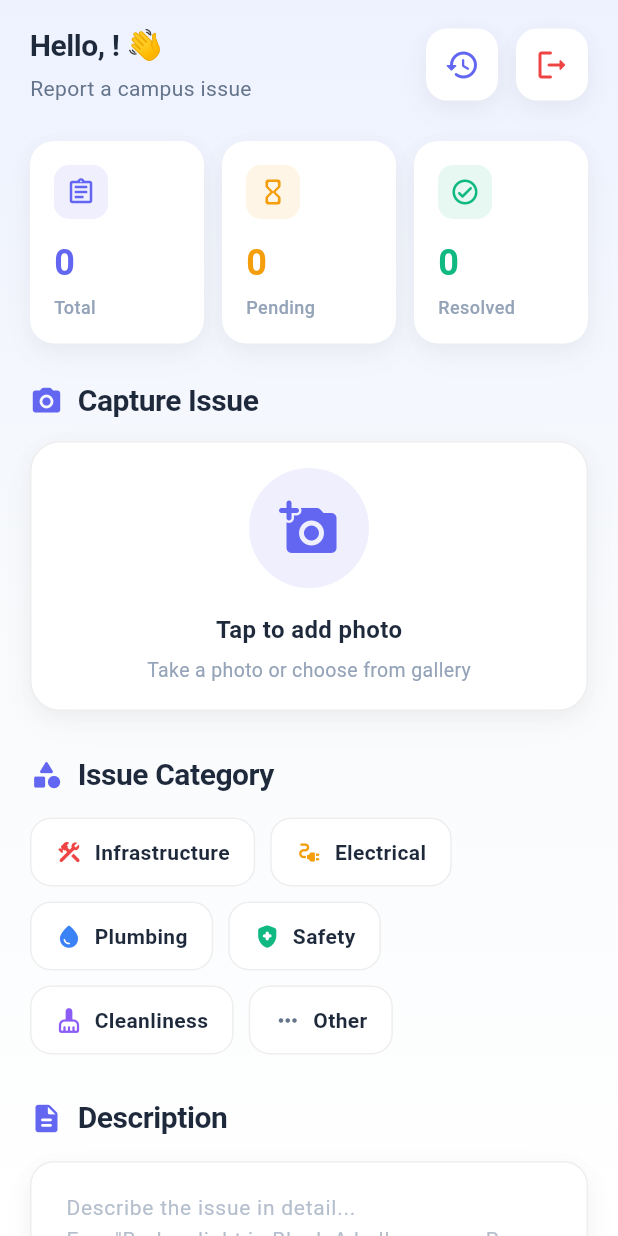
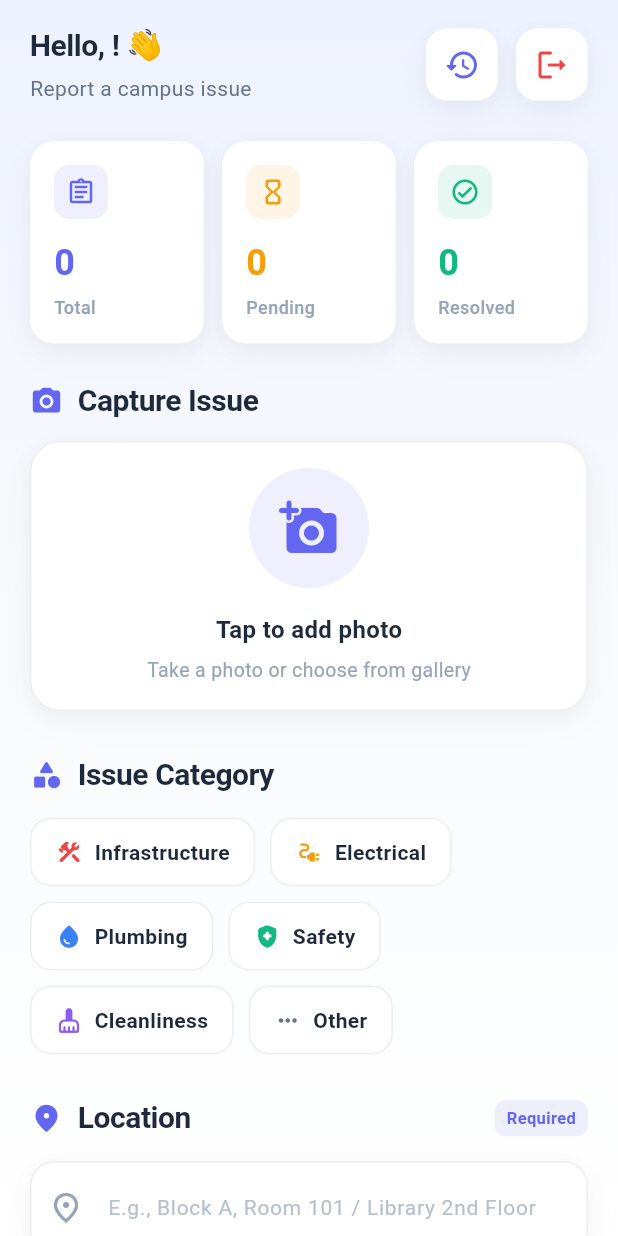
Before and after one commit to amarylleez/ADUONE, a Flutter app: the screen it shows once a user with an empty profile is signed in, on a phone screen of 412 x 824 dp. Run offline on Flutter 3.47's test engine with Material 3 defaults, Android fonts, the light colour scheme and no system bars; our stand-ins replace cloud_firestore, firebase_auth, firebase_core, firebase_messaging, firebase_storage, geolocator and 2 more; accounts and stored records are empty; Roboto replaces fonts that are missing (SF Pro Display).

Commit message:
Add user-specified location field instead of raw GPS coordinates

```diff
--- a/lib/admin_page.dart
+++ b/lib/admin_page.dart
@@ -772,7 +772,7 @@ class _AdminPageState extends State<AdminPage> with SingleTickerProviderStateMix
                     const SizedBox(width: 10),
                     Expanded(
                       child: Text(
-                        '${data['latitude']?.toStringAsFixed(6) ?? 'N/A'}, ${data['longitude']?.toStringAsFixed(6) ?? 'N/A'}',
+                        data['location'] ?? 'Location not specified',
                         style: AppTextStyles.caption,
                         overflow: TextOverflow.ellipsis,
                       ),
--- a/lib/report_page.dart
+++ b/lib/report_page.dart
@@ -20,6 +20,7 @@ class ReportPage extends StatefulWidget {
 class _ReportPageState extends State<ReportPage> with SingleTickerProviderStateMixin {
   File? _imageFile;
   final _descController = TextEditingController();
+  final _locationController = TextEditingController();
   bool _isLoading = false;
   String? _selectedCategory;
 
@@ -53,6 +54,7 @@ class _ReportPageState extends State<ReportPage> with SingleTickerProviderStateM
   void dispose() {
     _animationController.dispose();
     _descController.dispose();
+    _locationController.dispose();
     super.dispose();
   }
 
@@ -225,6 +227,10 @@ class _ReportPageState extends State<ReportPage> with SingleTickerProviderStateM
       _showErrorSnackBar('Please add a photo of the issue');
       return;
     }
+    if (_locationController.text.isEmpty) {
+      _showErrorSnackBar('Please specify the location');
+      return;
+    }
     if (_descController.text.isEmpty) {
       _showErrorSnackBar('Please add a description');
       return;
@@ -237,12 +243,22 @@ class _ReportPageState extends State<ReportPage> with SingleTickerProviderStateM
     setState(() => _isLoading = true);
 
     try {
-      LocationPermission permission = await Geolocator.checkPermission();
-      if (permission == LocationPermission.denied) {
-        permission = await Geolocator.requestPermission();
+      // Try to get GPS coordinates as backup (optional)
+      double? latitude;
+      double? longitude;
+      try {
+        LocationPermission permission = await Geolocator.checkPermission();
+        if (permission == LocationPermission.denied) {
+          permission = await Geolocator.requestPermission();
+        }
+        if (permission != LocationPermission.denied && permission != LocationPermission.deniedForever) {
+          Position position = await Geolocator.getCurrentPosition(desiredAccuracy: LocationAccuracy.high);
+          latitude = position.latitude;
+          longitude = position.longitude;
+        }
+      } catch (e) {
+        // GPS is optional, continue without it
       }
-
-      Position position = await Geolocator.getCurrentPosition(desiredAccuracy: LocationAccuracy.high);
 
       String fileName = '${DateTime.now().millisecondsSinceEpoch}_${FirebaseAuth.instance.currentUser?.uid}';
       Reference ref = FirebaseStorage.instance.ref().child('reports').child(fileName);
@@ -252,11 +268,12 @@ class _ReportPageState extends State<ReportPage> with SingleTickerProviderStateM
       await FirebaseFirestore.instance.collection('reports').add({
         'userId': FirebaseAuth.instance.currentUser?.uid,
         'userEmail': FirebaseAuth.instance.currentUser?.email,
+        'location': _locationController.text,
         'description': _descController.text,
         'category': _selectedCategory,
         'imageUrl': imageUrl,
-        'latitude': position.latitude,
-        'longitude': position.longitude,
+        'latitude': latitude,
+        'longitude': longitude,
         'status': 'Pending',
         'timestamp': FieldValue.serverTimestamp(),
       });
@@ -265,6 +282,7 @@ class _ReportPageState extends State<ReportPage> with SingleTickerProviderStateM
         _showSuccessDialog();
         setState(() {
           _imageFile = null;
+          _locationController.clear();
           _descController.clear();
           _selectedCategory = null;
         });
@@ -422,6 +440,9 @@ class _ReportPageState extends State<ReportPage> with SingleTickerProviderStateM
 
                 // Category Selection
                 SliverToBoxAdapter(child: _buildCategorySection()),
+
+                // Location Input
+                SliverToBoxAdapter(child: _buildLocationSection()),
 
                 // Description Input
                 SliverToBoxAdapter(child: _buildDescriptionSection()),
@@ -748,6 +769,79 @@ class _ReportPageState extends State<ReportPage> with SingleTickerProviderStateM
     );
   }
 
+  Widget _buildLocationSection() {
+    return Padding(
+      padding: const EdgeInsets.fromLTRB(20, 20, 20, 8),
+      child: Column(
+        crossAxisAlignment: CrossAxisAlignment.start,
+        children: [
+          Row(
+            children: [
+              const Icon(Icons.location_on_rounded, color: AppTheme.primaryColor, size: 22),
+              const SizedBox(width: 10),
+              const Text('Location', style: AppTextStyles.heading3),
+              const Spacer(),
+              Container(
+                padding: const EdgeInsets.symmetric(horizontal: 8, vertical: 4),
+                decoration: BoxDecoration(
+                  color: AppTheme.primaryColor.withOpacity(0.1),
+                  borderRadius: BorderRadius.circular(8),
+                ),
+                child: const Text(
+                  'Required',
+                  style: TextStyle(
+                    color: AppTheme.primaryColor,
+                    fontSize: 11,
+                    fontWeight: FontWeight.w600,
+                  ),
+                ),
+              ),
+            ],
+          ),
+          const SizedBox(height: 14),
+          Container(
+            decoration: BoxDecoration(
+              color: Colors.white,
+              borderRadius: BorderRadius.circular(18),
+              boxShadow: AppTheme.softShadow,
+            ),
+            child: TextField(
+              controller: _locationController,
+              style: const TextStyle(
+                fontSize: 15,
+                color: AppTheme.textPrimary,
+                height: 1.5,
+              ),
+              decoration: InputDecoration(
+                hintText: 'E.g., Block A, Room 101 / Library 2nd Floor',
+                hintStyle: TextStyle(
+                  color: AppTheme.textMuted.withOpacity(0.7),
+                  fontSize: 14,
+                ),
+                prefixIcon: const Icon(Icons.place_outlined, color: AppTheme.textMuted),
+                border: OutlineInputBorder(
+                  borderRadius: BorderRadius.circular(18),
+                  borderSide: BorderSide.none,
+                ),
+                filled: true,
+                fillColor: Colors.white,
+                contentPadding: const EdgeInsets.all(20),
+              ),
+            ),
+          ),
+          const SizedBox(height: 8),
+          Text(
+            'Specify the building, floor, room, or area where the issue is located',
+            style: TextStyle(
+              color: AppTheme.textMuted,
+              fontSize: 12,
+            ),
+          ),
+        ],
+      ),
+    );
+  }
+
   Widget _buildDescriptionSection() {
     return Padding(
       padding: const EdgeInsets.fromLTRB(20, 20, 20, 8),
--- a/lib/student_history_page.dart
+++ b/lib/student_history_page.dart
@@ -609,7 +609,7 @@ class _StudentHistoryPageState extends State<StudentHistoryPage> with SingleTick
                                   _buildDetailRow(
                                     Icons.location_on_rounded,
                                     'Location',
-                                    '${data['latitude']?.toStringAsFixed(6) ?? 'N/A'}, ${data['longitude']?.toStringAsFixed(6) ?? 'N/A'}',
+                                    data['location'] ?? 'Location not specified',
                                     AppTheme.accentColor,
                                   ),
                                 ],
```
